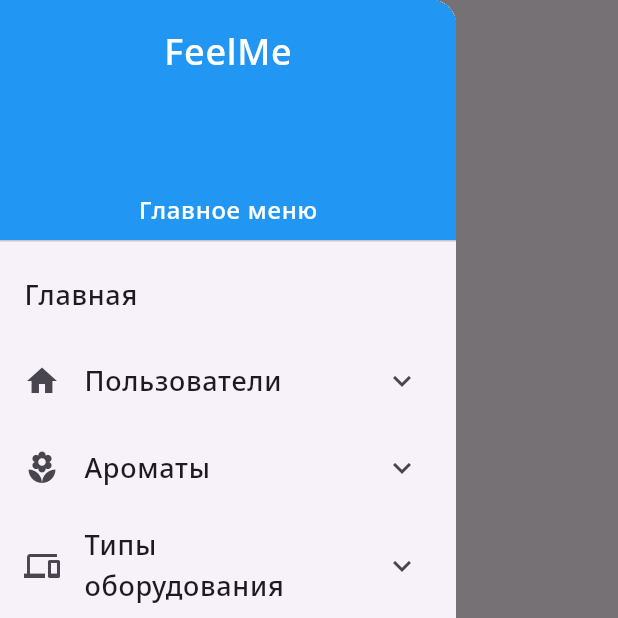
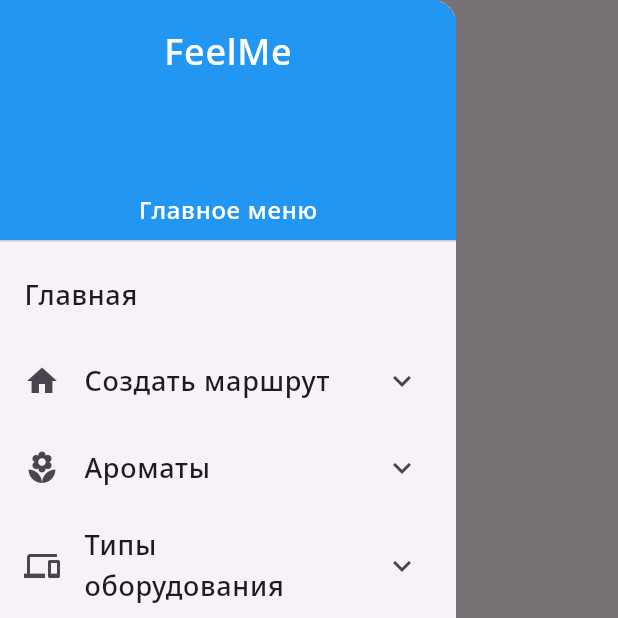
Before and after one commit to feelme38/feelmeweb, a Flutter app: the MyHomePage screen opened by its route, with the side drawer open, on a phone screen of 412 x 824 dp, the top half of it. Run offline on Flutter 3.47's test engine with Material 3 defaults, Android fonts, the phone set to English and light mode, and no system bars; our stand-ins replace connectivity_plus, dio, easy_localization, flutter_svg, get_it, go_router and 7 more; missing offline and left inert: analyzer, build, dart:html, source_gen; accounts and stored records are empty; network calls fail.

Commit message:
4. Переименовать раздел в "Создать маршрут"

```diff
--- a/lib/ui/common/app_drawer.dart
+++ b/lib/ui/common/app_drawer.dart
@@ -65,7 +65,7 @@ Drawer getDrawer(BuildContext context, {Function()? reloadCallback}) {
         ),
         ExpansionTile(
             leading: const Icon(Icons.home),
-            title: const Text('Пользователи'),
+            title: const Text('Создать маршрут'),
             children: [
               ListTile(
                   title: const Text('Список'),
```
